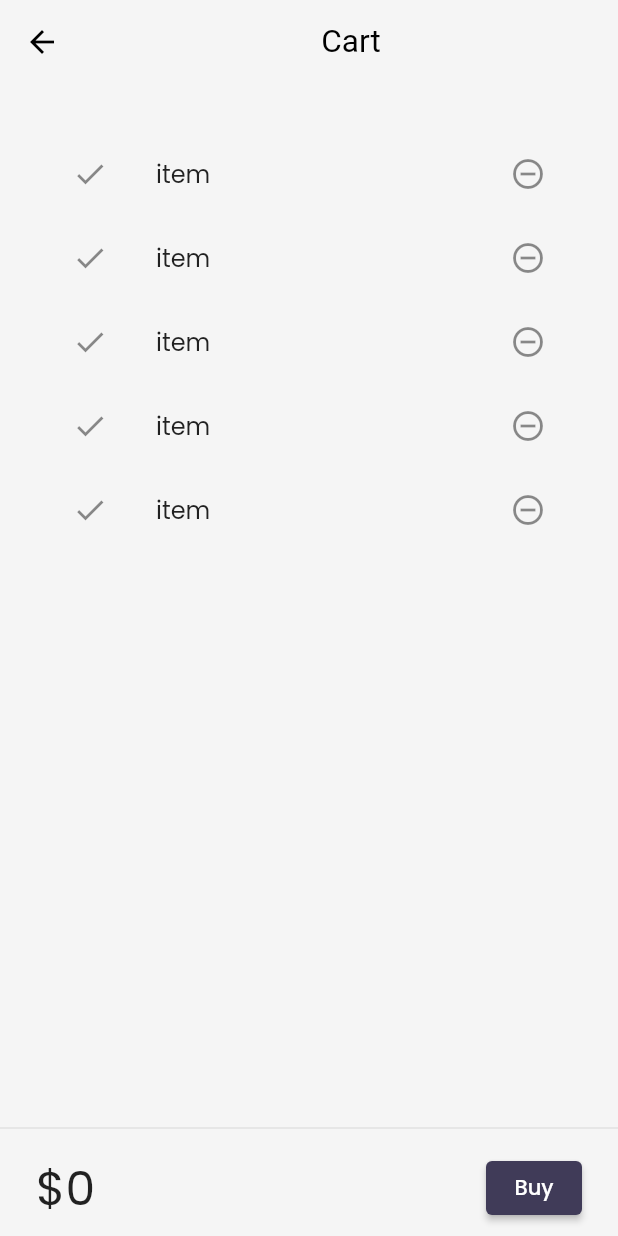
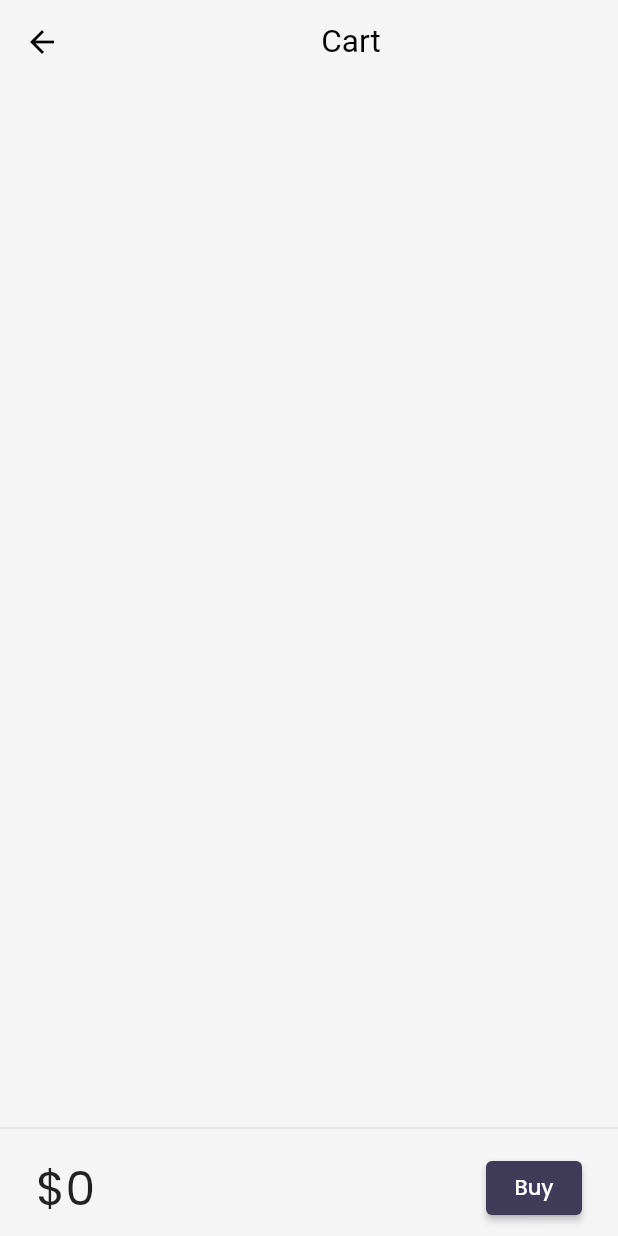
Before and after one commit to ABS-007/flutter_catalog, a Flutter app: the screen it shows after launch, after a tap on an icon or button, on a phone screen of 412 x 824 dp. Run offline on Flutter 3.47's test engine with Material 2 defaults, Android fonts, the phone set to English and light mode, and no system bars; our stand-ins replace google_fonts, velocity_x; network calls fail.

Commit message:
Cart functionality added

```diff
--- a/lib/models/cart_model.dart
+++ b/lib/models/cart_model.dart
@@ -1,15 +1,28 @@
 import 'package:flutter_catalog/models/catalog.dart';
 
 class CartModel {
-  late CatalogModel catalog;
+  static final cartModel = CartModel._internal();
+  CartModel._internal();
+  factory CartModel() => cartModel;
 
-  //collection of ids to be stroed in list
+  late CatalogModel _catalog;
+
+//collection of ids to be stroed in list
   final List<int> _itemIDs = [];
 
+  //get catalog
+  CatalogModel get catalog => _catalog;
+
+  //set catalog
+  void set(CatalogModel newcatalog) {
+    _catalog = newcatalog;
+  }
+
   //Get items in the cart
-  Iterable get items => _itemIDs.map((id) => catalog.getbyid(id));
+  List<Item> get items => _itemIDs.map((id) => _catalog.getbyid(id)).toList();
 
-  num get totalprice => items.fold(0, (total, current) => total + current);
+  num get totalprice =>
+      items.fold(0, (total, current) => total + current.price);
 
   //add item
   void add(Item item) {
--- a/lib/models/catalog.dart
+++ b/lib/models/catalog.dart
@@ -1,4 +1,8 @@
 class CatalogModel {
+  static final catModel = CatalogModel._internal();
+  CatalogModel._internal();
+  factory CatalogModel() => catModel;
+
   static List<Item> items = [];
 
   //functions
--- a/lib/pages/cart_page.dart
+++ b/lib/pages/cart_page.dart
@@ -1,4 +1,5 @@
 import 'package:flutter/material.dart';
+import 'package:flutter_catalog/models/cart_model.dart';
 import 'package:velocity_x/velocity_x.dart';
 
 class CartPage extends StatelessWidget {
@@ -23,13 +24,13 @@ class CartPage extends StatelessWidget {
 }
 
 class _CartTotal extends StatelessWidget {
-  final int totalprice = 0;
+  final _cart = CartModel();
   @override
   Widget build(BuildContext context) {
     return ButtonBar(
       alignment: MainAxisAlignment.spaceBetween,
       children: [
-        "\$$totalprice".text.xl4.make(),
+        "\$${_cart.totalprice}".text.xl4.make(),
         ElevatedButton(
           onPressed: (() {
             ScaffoldMessenger.of(context).showSnackBar(SnackBar(
@@ -52,13 +53,14 @@ class _CartList extends StatefulWidget {
 }
 
 class __CartListState extends State<_CartList> {
+  final _cart = CartModel();
   @override
   Widget build(BuildContext context) {
     return ListView.builder(
-      itemCount: 5,
+      itemCount: _cart.items.length,
       itemBuilder: (context, index) => ListTile(
         leading: Icon(Icons.done),
-        title: "item".text.make(),
+        title: _cart.items[index].name.text.make(),
         trailing: Icon(Icons.remove_circle_outline),
       ),
     );
--- a/lib/widgets/home_page_widgets.dart/catalog_list.dart
+++ b/lib/widgets/home_page_widgets.dart/catalog_list.dart
@@ -1,4 +1,5 @@
 import 'package:flutter/material.dart';
+import 'package:flutter_catalog/models/cart_model.dart';
 import 'package:flutter_catalog/pages/home_details_page.dart';
 import 'package:velocity_x/velocity_x.dart';
 import '../../models/catalog.dart';
@@ -50,15 +51,7 @@ class CatalogItem extends StatelessWidget {
               alignment: MainAxisAlignment.spaceBetween,
               children: [
                 "\$${catalog.price}".text.bold.make(),
-                ElevatedButton(
-                    onPressed: () {},
-                    style: ButtonStyle(
-                      backgroundColor:
-                          // ignore: deprecated_member_use
-                          MaterialStateProperty.all(context.theme.buttonColor),
-                      shape: MaterialStateProperty.all(StadiumBorder()),
-                    ),
-                    child: "Add to cart".text.make())
+                _AddToCart(catalog: catalog),
               ],
             )
           ],
@@ -67,3 +60,37 @@ class CatalogItem extends StatelessWidget {
     )).color(context.cardColor).rounded.square(150).make().py16();
   }
 }
+
+class _AddToCart extends StatefulWidget {
+  final Item catalog;
+  const _AddToCart({
+    Key? key,
+    required this.catalog,
+  }) : super(key: key);
+
+  @override
+  State<_AddToCart> createState() => _AddToCartState();
+}
+
+class _AddToCartState extends State<_AddToCart> {
+  static bool isadded = false;
+  @override
+  Widget build(BuildContext context) {
+    return ElevatedButton(
+        onPressed: () {
+          isadded = isadded.toggle();
+          final _catalog = CatalogModel();
+          final _cart = CartModel();
+          _cart.set(_catalog);
+          isadded ? _cart.add(widget.catalog) : _cart.remove(widget.catalog);
+          setState(() {});
+        },
+        style: ButtonStyle(
+          backgroundColor:
+              // ignore: deprecated_member_use
+              MaterialStateProperty.all(context.theme.buttonColor),
+          shape: MaterialStateProperty.all(StadiumBorder()),
+        ),
+        child: isadded ? Icon(Icons.done) : "Add to cart".text.make());
+  }
+}
```
